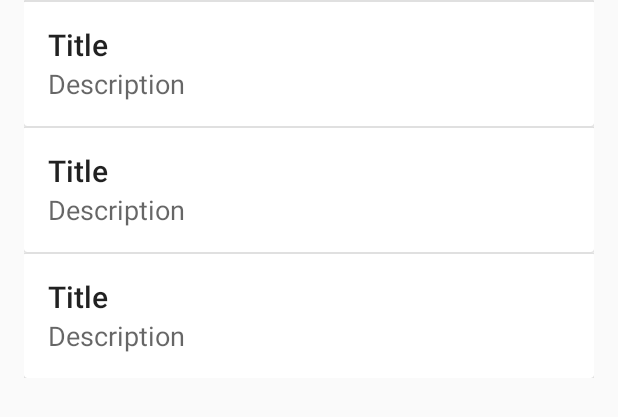
After one commit to MateusGabi/Crymistify-Android, an Android app: the layout fragment_dones_todos.xml on its own in the app's theme, with its tools: preview values and no code run, on a phone screen of 412 x 824 dp. The commit adds this screen. Shown: the top 417 px of the screen. Run offline under Robolectric (Android 15) with nearby library versions, the phone set to English and light mode, and no system bars.

Commit message:
adicionado fragment de dones todos

```diff
--- /dev/null
+++ b/app/src/main/res/layout/fragment_dones_todos.xml
@@ -0,0 +1,13 @@
+<?xml version="1.0" encoding="utf-8"?>
+<android.support.v7.widget.RecyclerView xmlns:android="http://schemas.android.com/apk/res/android"
+    xmlns:app="http://schemas.android.com/apk/res-auto"
+    xmlns:tools="http://schemas.android.com/tools"
+    android:id="@+id/list"
+    android:name="net.mateusgabi.crymistify.Fragment.DonesTodosListFragment"
+    android:layout_width="match_parent"
+    android:layout_height="match_parent"
+    android:layout_marginLeft="16dp"
+    android:layout_marginRight="16dp"
+    app:layoutManager="LinearLayoutManager"
+    tools:context=".Fragment.DonesTodosListFragment"
+    tools:listitem="@layout/fragment_dones_todos_row" />
--- /dev/null
+++ b/app/src/main/res/layout/fragment_dones_todos_row.xml
@@ -0,0 +1,47 @@
+<?xml version="1.0" encoding="utf-8"?>
+<LinearLayout xmlns:android="http://schemas.android.com/apk/res/android"
+    android:layout_width="wrap_content"
+    android:layout_height="wrap_content"
+    android:orientation="horizontal">
+
+    <android.support.v7.widget.CardView
+        android:layout_width="match_parent"
+        android:layout_height="wrap_content"
+        android:elevation="@dimen/cardview_default_elevation"
+        >
+
+
+        <LinearLayout
+            android:layout_width="match_parent"
+            android:layout_height="wrap_content"
+            android:orientation="vertical"
+            android:layout_marginVertical="16dp"
+            android:layout_marginHorizontal="16dp"
+            >
+
+            <TextView
+                android:id="@+id/item_number"
+                android:layout_width="wrap_content"
+                android:layout_height="wrap_content"
+                android:text="Title"
+                android:textAppearance="@style/TextAppearance.AppCompat.Title" />
+
+            <TextView
+                android:id="@+id/content"
+                android:layout_width="wrap_content"
+                android:layout_height="wrap_content"
+                android:text="Description"
+                android:textAppearance="@style/TextAppearance.AppCompat.Medium" />
+
+        </LinearLayout>
+
+        <View
+            android:id="@+id/divider"
+            android:layout_width="match_parent"
+            android:layout_height="1dp"
+            android:background="?android:attr/listDivider" />
+
+
+    </android.support.v7.widget.CardView>
+
+</LinearLayout>
```
Also changed, not shown: app/src/main/java/net/mateusgabi/crymistify/Activities/MainActivity.kt (+5 -27 lines), app/src/main/java/net/mateusgabi/crymistify/Fragment/DonesTodosListFragment.kt (added, +130 -0 lines), app/src/main/java/net/mateusgabi/crymistify/Fragment/DonesTodosViewAdapter.kt (added, +64 -0 lines), app/src/main/res/values/dimens.xml (+17 -6 lines).
